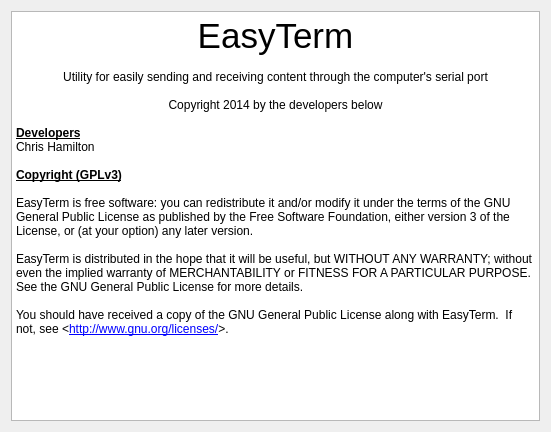
The window that ui/about.ui (marker5a/EasyTerm) describes before a commit, drawn with Qt 5.
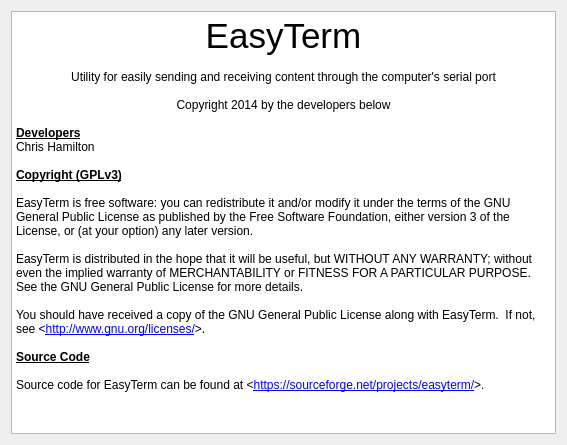
The same window after the commit.

Commit message: Added reference to source code link in about dialog

Patch:
```diff
--- a/ui/about.ui
+++ b/ui/about.ui
@@ -6,8 +6,8 @@
    <rect>
     <x>0</x>
     <y>0</y>
-    <width>551</width>
-    <height>432</height>
+    <width>567</width>
+    <height>445</height>
    </rect>
   </property>
   <property name="windowTitle">
@@ -38,6 +38,9 @@
 &lt;p style=&quot;-qt-paragraph-type:empty; margin-top:0px; margin-bottom:0px; margin-left:0px; margin-right:0px; -qt-block-indent:0; text-indent:0px;&quot;&gt;&lt;br /&gt;&lt;/p&gt;
 &lt;p style=&quot; margin-top:0px; margin-bottom:0px; margin-left:0px; margin-right:0px; -qt-block-indent:0; text-indent:0px;&quot;&gt;You should have received a copy of the GNU General Public License along with EasyTerm.  If not, see &amp;lt;&lt;a href=&quot;http://www.gnu.org/licenses/&quot;&gt;&lt;span style=&quot; text-decoration: underline; color:#0000ff;&quot;&gt;http://www.gnu.org/licenses/&lt;/span&gt;&lt;/a&gt;&amp;gt;.&lt;/p&gt;
 &lt;p style=&quot;-qt-paragraph-type:empty; margin-top:0px; margin-bottom:0px; margin-left:0px; margin-right:0px; -qt-block-indent:0; text-indent:0px; font-weight:600; text-decoration: underline;&quot;&gt;&lt;br /&gt;&lt;/p&gt;
+&lt;p style=&quot; margin-top:0px; margin-bottom:0px; margin-left:0px; margin-right:0px; -qt-block-indent:0; text-indent:0px;&quot;&gt;&lt;span style=&quot; font-weight:600; text-decoration: underline;&quot;&gt;Source Code&lt;/span&gt;&lt;/p&gt;
+&lt;p style=&quot;-qt-paragraph-type:empty; margin-top:0px; margin-bottom:0px; margin-left:0px; margin-right:0px; -qt-block-indent:0; text-indent:0px; font-weight:600; text-decoration: underline;&quot;&gt;&lt;br /&gt;&lt;/p&gt;
+&lt;p style=&quot; margin-top:0px; margin-bottom:0px; margin-left:0px; margin-right:0px; -qt-block-indent:0; text-indent:0px;&quot;&gt;Source code for EasyTerm can be found at &amp;lt;&lt;a href=&quot;https://sourceforge.net/projects/easyterm/&quot;&gt;&lt;span style=&quot; text-decoration: underline; color:#0000ff;&quot;&gt;https://sourceforge.net/projects/easyterm/&lt;/span&gt;&lt;/a&gt;&amp;gt;.&lt;/p&gt;
 &lt;p align=&quot;center&quot; style=&quot;-qt-paragraph-type:empty; margin-top:0px; margin-bottom:0px; margin-left:0px; margin-right:0px; -qt-block-indent:0; text-indent:0px;&quot;&gt;&lt;br /&gt;&lt;/p&gt;&lt;/body&gt;&lt;/html&gt;</string>
      </property>
      <property name="openExternalLinks">
```
